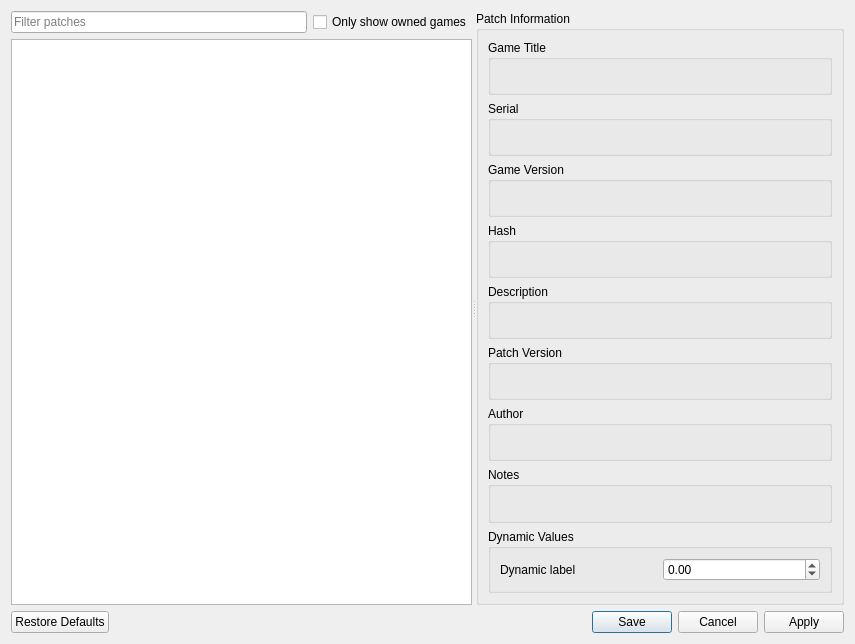
Qt form rpcs3/rpcs3qt/patch_manager_dialog.ui (RPCS3/rpcs3) before a commit.
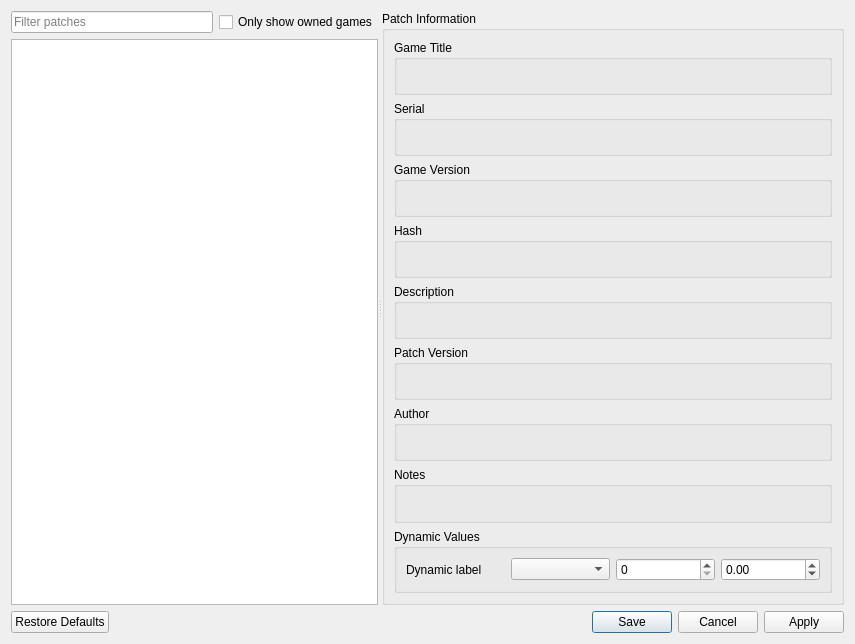
The same form after that commit.

Commit message: patch_manager: add more dynamic to dynamic patches

Patch:
```diff
--- a/rpcs3/rpcs3qt/patch_manager_dialog.ui
+++ b/rpcs3/rpcs3qt/patch_manager_dialog.ui
@@ -272,7 +272,13 @@
                </widget>
               </item>
               <item>
-               <widget class="QDoubleSpinBox" name="dynamic_value_box">
+               <widget class="QComboBox" name="dynamic_combo_box"/>
+              </item>
+              <item>
+               <widget class="QSpinBox" name="dynamic_spin_box"/>
+              </item>
+              <item>
+               <widget class="QDoubleSpinBox" name="dynamic_double_spin_box">
                 <property name="minimum">
                  <double>-1000000.000000000000000</double>
                 </property>
```
The commit also changes 3 other files.
